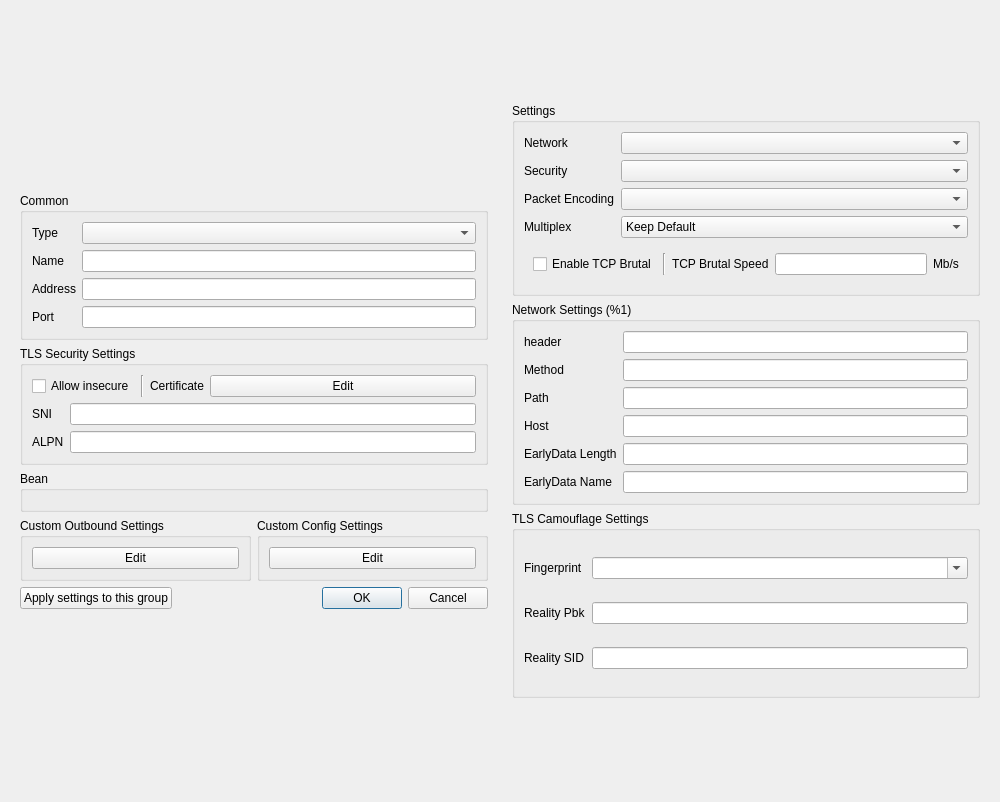
First picture: the form in ui/edit/dialog_edit_profile.ui, repository shengmo0210/nekoray, before the edit.
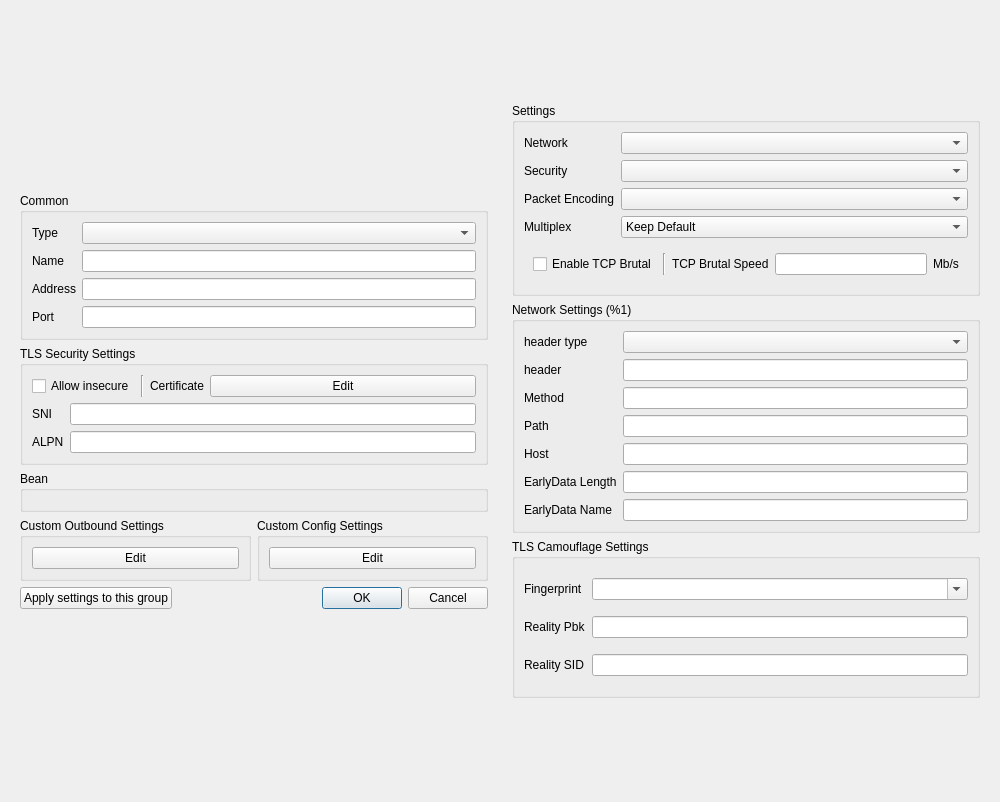
Second picture: the form after the edit. Custom widgets are drawn as their Qt base class.

Commit message: fix: Restore header type for compatiblity with Xray

The edit to the form file:
```diff
--- a/ui/edit/dialog_edit_profile.ui
+++ b/ui/edit/dialog_edit_profile.ui
@@ -525,56 +525,14 @@
          <string>Network Settings (%1)</string>
         </property>
         <layout class="QGridLayout" name="gridLayout">
-         <item row="3" column="1">
-          <widget class="MyLineEdit" name="host"/>
-         </item>
-         <item row="4" column="1">
-          <widget class="MyLineEdit" name="ws_early_data_length"/>
-         </item>
-         <item row="5" column="1">
-          <widget class="MyLineEdit" name="ws_early_data_name"/>
-         </item>
-         <item row="3" column="0">
-          <widget class="QLabel" name="host_l">
-           <property name="toolTip">
-            <string notr="true">&lt;html&gt;&lt;head/&gt;&lt;body&gt;&lt;p&gt;http host (ws/http/httpUpgrade)&lt;/p&gt;&lt;/body&gt;&lt;/html&gt;</string>
-           </property>
-           <property name="text">
-            <string notr="true">Host</string>
-           </property>
-          </widget>
-         </item>
-         <item row="0" column="1">
-          <widget class="QLineEdit" name="headers"/>
-         </item>
-         <item row="4" column="0">
-          <widget class="QLabel" name="ws_early_data_length_l">
-           <property name="text">
-            <string notr="true">EarlyData Length</string>
-           </property>
-          </widget>
-         </item>
-         <item row="2" column="0">
-          <widget class="QLabel" name="path_l">
-           <property name="toolTip">
-            <string notr="true">&lt;html&gt;&lt;head/&gt;&lt;body&gt;&lt;p&gt;http path (ws/http/httpUpgrade)&lt;/p&gt;&lt;p&gt;serviceName (gRPC)&lt;/p&gt;&lt;/body&gt;&lt;/html&gt;</string>
-           </property>
-           <property name="text">
-            <string notr="true">Path</string>
-           </property>
-          </widget>
-         </item>
-         <item row="5" column="0">
+         <item row="6" column="0">
           <widget class="QLabel" name="ws_early_data_name_l">
            <property name="text">
             <string notr="true">EarlyData Name</string>
            </property>
           </widget>
          </item>
-         <item row="2" column="1">
-          <widget class="MyLineEdit" name="path"/>
-         </item>
-         <item row="0" column="0">
+         <item row="1" column="0">
           <widget class="QLabel" name="headers_l">
            <property name="sizePolicy">
             <sizepolicy hsizetype="Maximum" vsizetype="Preferred">
@@ -593,7 +551,39 @@
            </property>
           </widget>
          </item>
-         <item row="1" column="0">
+         <item row="5" column="0">
+          <widget class="QLabel" name="ws_early_data_length_l">
+           <property name="text">
+            <string notr="true">EarlyData Length</string>
+           </property>
+          </widget>
+         </item>
+         <item row="2" column="1">
+          <widget class="QLineEdit" name="method"/>
+         </item>
+         <item row="3" column="0">
+          <widget class="QLabel" name="path_l">
+           <property name="toolTip">
+            <string notr="true">&lt;html&gt;&lt;head/&gt;&lt;body&gt;&lt;p&gt;http path (ws/http/httpUpgrade)&lt;/p&gt;&lt;p&gt;serviceName (gRPC)&lt;/p&gt;&lt;/body&gt;&lt;/html&gt;</string>
+           </property>
+           <property name="text">
+            <string notr="true">Path</string>
+           </property>
+          </widget>
+         </item>
+         <item row="3" column="1">
+          <widget class="MyLineEdit" name="path"/>
+         </item>
+         <item row="6" column="1">
+          <widget class="MyLineEdit" name="ws_early_data_name"/>
+         </item>
+         <item row="5" column="1">
+          <widget class="MyLineEdit" name="ws_early_data_length"/>
+         </item>
+         <item row="4" column="1">
+          <widget class="MyLineEdit" name="host"/>
+         </item>
+         <item row="2" column="0">
           <widget class="QLabel" name="method_l">
            <property name="toolTip">
             <string>&lt;html&gt;&lt;head/&gt;&lt;body&gt;&lt;p&gt;Method of http request, will be converted to uppercase&lt;/p&gt;&lt;/body&gt;&lt;/html&gt;</string>
@@ -603,8 +593,39 @@
            </property>
           </widget>
          </item>
+         <item row="4" column="0">
+          <widget class="QLabel" name="host_l">
+           <property name="toolTip">
+            <string notr="true">&lt;html&gt;&lt;head/&gt;&lt;body&gt;&lt;p&gt;http host (ws/http/httpUpgrade)&lt;/p&gt;&lt;/body&gt;&lt;/html&gt;</string>
+           </property>
+           <property name="text">
+            <string notr="true">Host</string>
+           </property>
+          </widget>
+         </item>
          <item row="1" column="1">
-          <widget class="QLineEdit" name="method"/>
+          <widget class="QLineEdit" name="headers"/>
+         </item>
+         <item row="0" column="1">
+          <widget class="QComboBox" name="header_type">
+           <item>
+            <property name="text">
+             <string/>
+            </property>
+           </item>
+           <item>
+            <property name="text">
+             <string>http</string>
+            </property>
+           </item>
+          </widget>
+         </item>
+         <item row="0" column="0">
+          <widget class="QLabel" name="header_type_l">
+           <property name="text">
+            <string>header type</string>
+           </property>
+          </widget>
          </item>
         </layout>
        </widget>
```
The commit also changes 6 other files.
